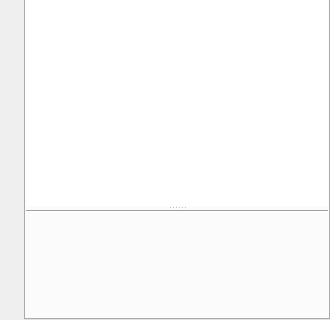
Above: views/navigatorview.ui from caxapyk/pa-decision before the change; both pictures show x 0 to 330 and y 280 to 600 of the 330 by 600 pixel window. Below: the same form after it.
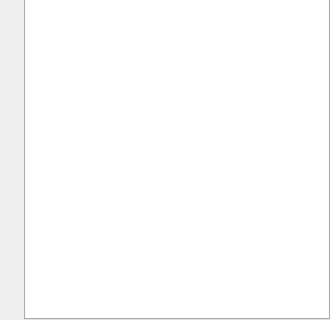
That is the form after the change. Icons and pictures are not drawn.

```diff
--- a/views/navigatorview.ui
+++ b/views/navigatorview.ui
@@ -63,7 +63,7 @@
       <attribute name="title">
        <string>Navigation</string>
       </attribute>
-      <layout class="QVBoxLayout" name="verticalLayout_2">
+      <layout class="QVBoxLayout" name="verticalLayout">
        <property name="spacing">
         <number>0</number>
        </property>
@@ -80,10 +80,6 @@
         <number>0</number>
        </property>
        <item>
-        <widget class="QSplitter" name="splitter_nav">
-         <property name="orientation">
-          <enum>Qt::Vertical</enum>
-         </property>
          <widget class="QTreeView" name="tV_authority">
           <property name="frameShape">
            <enum>QFrame::NoFrame</enum>
@@ -103,52 +99,6 @@
           <attribute name="headerShowSortIndicator" stdset="0">
            <bool>false</bool>
           </attribute>
-         </widget>
-         <widget class="QFrame" name="frame">
-          <property name="frameShape">
-           <enum>QFrame::NoFrame</enum>
-          </property>
-          <property name="frameShadow">
-           <enum>QFrame::Raised</enum>
-          </property>
-          <layout class="QVBoxLayout" name="verticalLayout">
-           <property name="spacing">
-            <number>0</number>
-           </property>
-           <property name="leftMargin">
-            <number>0</number>
-           </property>
-           <property name="topMargin">
-            <number>0</number>
-           </property>
-           <property name="rightMargin">
-            <number>0</number>
-           </property>
-           <property name="bottomMargin">
-            <number>0</number>
-           </property>
-           <item>
-            <widget class="Line" name="line">
-             <property name="orientation">
-              <enum>Qt::Horizontal</enum>
-             </property>
-            </widget>
-           </item>
-           <item>
-            <spacer name="verticalSpacer">
-             <property name="orientation">
-              <enum>Qt::Vertical</enum>
-             </property>
-             <property name="sizeHint" stdset="0">
-              <size>
-               <width>20</width>
-               <height>40</height>
-              </size>
-             </property>
-            </spacer>
-           </item>
-          </layout>
-         </widget>
         </widget>
        </item>
       </layout>
```
Lines whose indentation alone changed are shown as unchanged.
